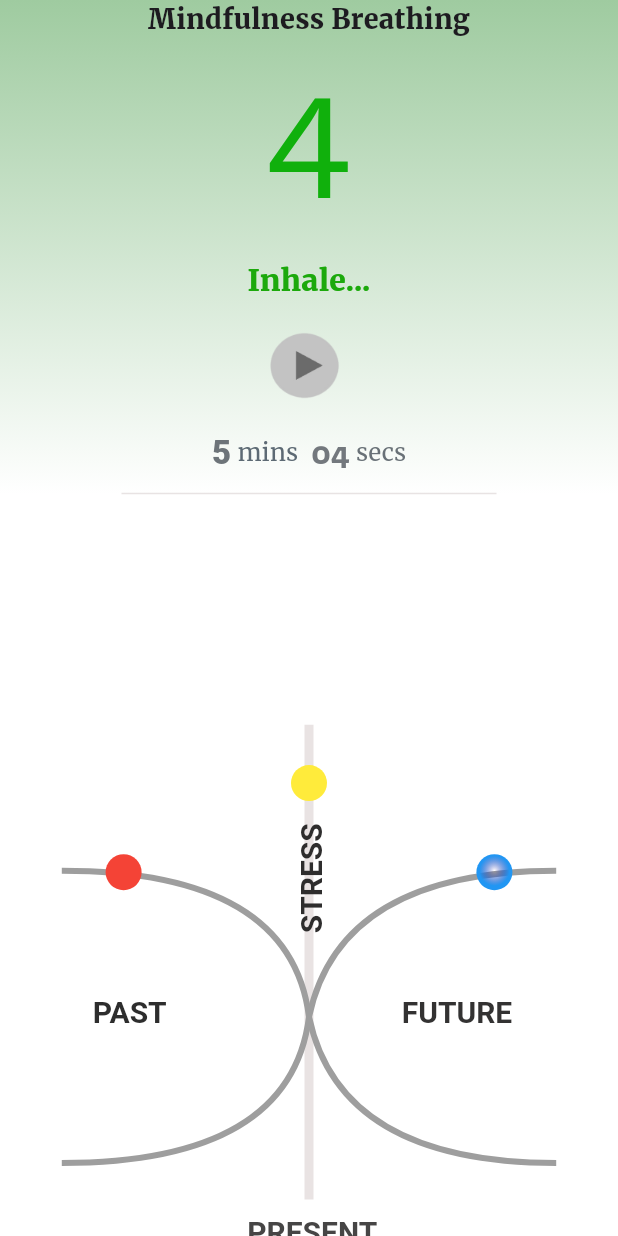
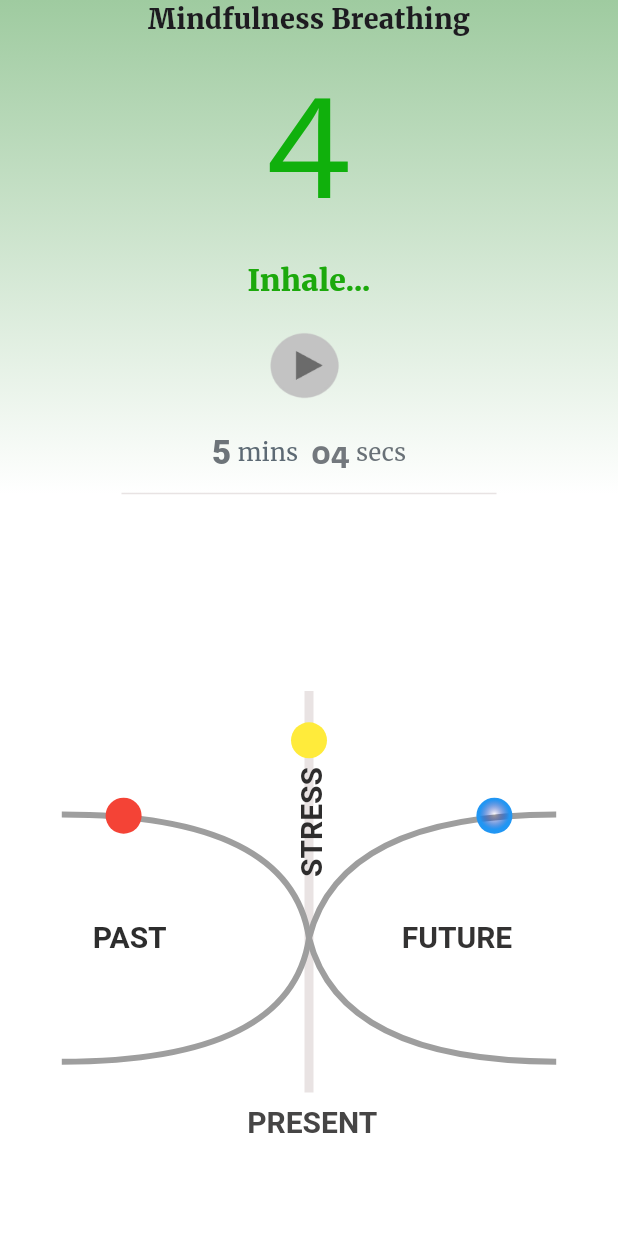
Before and after one commit to StephCurry07/gridrnd, a Flutter app: the screen it shows after launch, on a phone screen of 412 x 824 dp. Run offline on Flutter 3.47's test engine with Material 3 defaults, Android fonts, the light colour scheme and no system bars; our stand-ins replace google_fonts; Roboto replaces fonts that are missing (Antic Slab).

Commit message:
updated rm and main

```diff
--- a/lib/main.dart
+++ b/lib/main.dart
@@ -137,7 +137,7 @@ class MyApp extends StatelessWidget {
                     ],
                   ),
                 ),
-                Expanded(
+                Container(
                   child: CustomPaint(
                     size: Size(MediaQuery.sizeOf(context).height,
                         MediaQuery.sizeOf(context).width),
```
Also changed, not shown: image.png (added), 1 other file.
